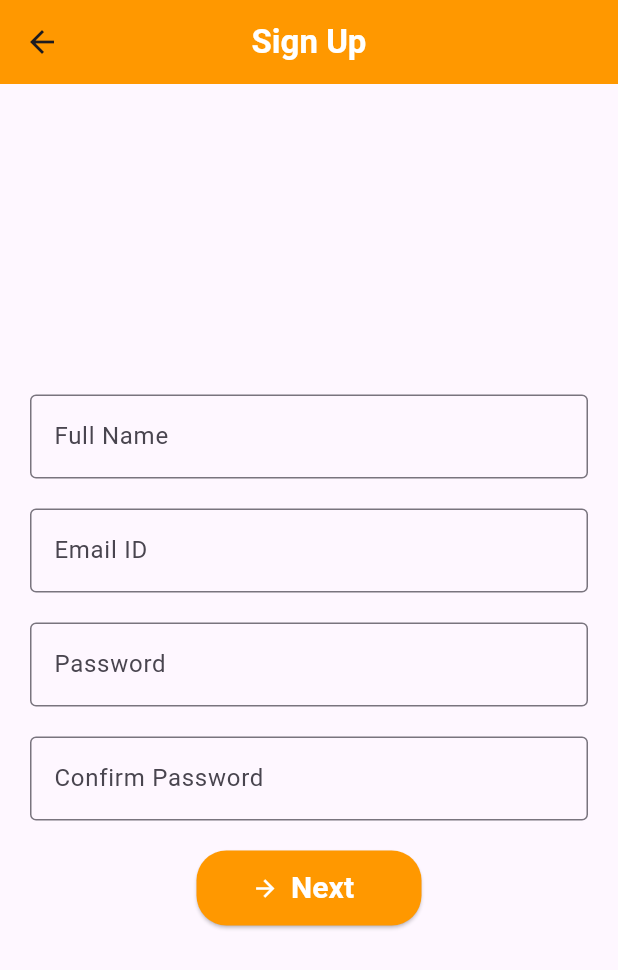
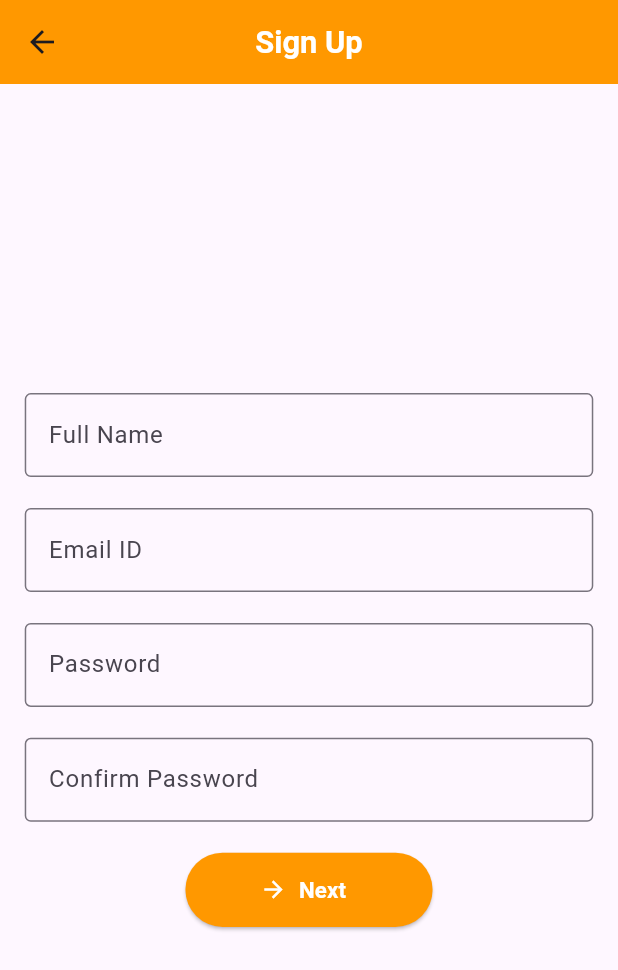
Before and after one commit to mj-stark/Get-ev, a Flutter app: the screen it shows after launch, after a tap on "Get started", on a phone screen of 412 x 824 dp. Shown: the top 970 px of the screen. Run offline on Flutter 3.47's test engine with Material 3 defaults, Android fonts, the phone set to English and light mode, and no system bars; our stand-ins replace carousel_slider, dots_indicator, shared_preferences.

Commit message:
responsive issue

```diff
--- a/lib/Signup.dart
+++ b/lib/Signup.dart
@@ -7,6 +7,9 @@ class SignupPage extends StatelessWidget {
 
   @override
   Widget build(BuildContext context) {
+    double screenHeight = MediaQuery.of(context).size.height;
+    double screenWidth = MediaQuery.of(context).size.width;
+
     return Scaffold(
       appBar: AppBar(
         backgroundColor: Colors.orange,
@@ -15,6 +18,7 @@ class SignupPage extends StatelessWidget {
           style: TextStyle(
             color: Colors.white,
             fontWeight: FontWeight.bold,
+            fontSize: screenHeight * 0.025, // Responsive font size
           ),
           textAlign: TextAlign.center,
         ),
@@ -27,7 +31,7 @@ class SignupPage extends StatelessWidget {
             crossAxisAlignment: CrossAxisAlignment.center,
             children: [
               Padding(
-                padding: const EdgeInsets.all(20.0),
+                padding: EdgeInsets.all(screenHeight * 0.02), // Responsive padding
                 child: Column(
                   crossAxisAlignment: CrossAxisAlignment.start,
                   children: [
@@ -39,7 +43,7 @@ class SignupPage extends StatelessWidget {
                         ),
                       ),
                     ),
-                    SizedBox(height: 20),
+                    SizedBox(height: screenHeight * 0.025),
                     Center(
                       child: TextField(
                         decoration: InputDecoration(
@@ -48,7 +52,7 @@ class SignupPage extends StatelessWidget {
                         ),
                       ),
                     ),
-                    SizedBox(height: 20),
+                    SizedBox(height: screenHeight * 0.025),
                     Center(
                       child: TextField(
                         obscureText: true,
@@ -58,7 +62,7 @@ class SignupPage extends StatelessWidget {
                         ),
                       ),
                     ),
-                    SizedBox(height: 20),
+                    SizedBox(height: screenHeight * 0.025),
                     Center(
                       child: TextField(
                         obscureText: true,
@@ -68,12 +72,11 @@ class SignupPage extends StatelessWidget {
                         ),
                       ),
                     ),
-
-                    SizedBox(height: 20),
+                    SizedBox(height: screenHeight * 0.025),
                     Center(
                       child: Container(
-                        height: 50,
-                        width: 150,
+                        height: screenHeight * 0.06,
+                        width: screenWidth * 0.4,
                         child: ElevatedButton.icon(
                           onPressed: () {
                             Navigator.push(
@@ -90,12 +93,12 @@ class SignupPage extends StatelessWidget {
                             'Next',
                             style: TextStyle(
                               fontWeight: FontWeight.bold,
-                              fontSize: 20,
+                              fontSize: screenHeight * 0.018, // Responsive font size
                             ),
                           ),
                           style: ElevatedButton.styleFrom(
                             shape: RoundedRectangleBorder(
-                              borderRadius: BorderRadius.circular(20),
+                              borderRadius: BorderRadius.circular(screenHeight * 0.03),
                             ),
                             backgroundColor: Colors.orange,
                             foregroundColor: Colors.white,
--- a/lib/main.dart
+++ b/lib/main.dart
@@ -4,11 +4,8 @@ import 'package:dots_indicator/dots_indicator.dart';
 import 'package:get_ev/LoginPage.dart';
 import 'package:get_ev/Signup.dart';
 
-
 void main() {
-
   runApp(MyApp());
-
 }
 
 class MyApp extends StatelessWidget {
@@ -31,29 +28,28 @@ class MainApp extends StatefulWidget {
 class _MainAppState extends State<MainApp> {
   int _currentIndex = 0; // Initialize _currentIndex
 
-
-
-
   @override
   Widget build(BuildContext context) {
+    double screenHeight = MediaQuery.of(context).size.height;
+    double screenWidth = MediaQuery.of(context).size.width;
 
     return Scaffold(
       body: Padding(
-        padding: EdgeInsets.all(20),
+        padding: EdgeInsets.all(screenHeight * 0.02),
         child: Container(
           child: Column(
             mainAxisAlignment: MainAxisAlignment.start,
             children: [
               Container(
                 alignment: Alignment.topCenter,
-                height: MediaQuery.of(context).size.height * 0.25,
-                width: MediaQuery.of(context).size.width,
+                height: screenHeight * 0.25,
+                width: screenWidth,
                 child: Image.asset(
                   "assets/images/logo.png",
                   fit: BoxFit.cover,
                 ),
               ),
-              SizedBox(height: MediaQuery.of(context).size.height * 0.01),
+              SizedBox(height: screenHeight * 0.01),
               CarouselSlider(
                 options: CarouselOptions(
                   aspectRatio: 1.0,
@@ -76,8 +72,8 @@ class _MainAppState extends State<MainApp> {
                         mainAxisAlignment: MainAxisAlignment.center,
                         children: [
                           Container(
-                            height: MediaQuery.of(context).size.height * 0.2,
-                            width: MediaQuery.of(context).size.width * 0.5,
+                            height: screenHeight * 0.2,
+                            width: screenWidth * 0.5,
                             decoration: BoxDecoration(
                               shape: BoxShape.circle,
                               image: DecorationImage(
@@ -90,23 +86,24 @@ class _MainAppState extends State<MainApp> {
                               ),
                             ),
                           ),
-                          SizedBox(height: MediaQuery.of(context).size.height * 0.02),
+                          SizedBox(height: screenHeight * 0.02),
                           Text(
                             text,
                             textAlign: TextAlign.center,
                             style: TextStyle(
-                              fontSize: 18,
+                              fontSize: screenHeight * 0.03,
                               fontWeight: FontWeight.bold,
                             ),
                           ),
-                          SizedBox(height: MediaQuery.of(context).size.height * 0.01),
+                          SizedBox(height: screenHeight * 0.01),
                           Text(
                             text.startsWith("All your")
                                 ? "A healthy lifestyle awaits you"
                                 : "Fast and convenient",
                             textAlign: TextAlign.center,
+                            overflow: TextOverflow.ellipsis,
                             style: TextStyle(
-                              fontSize: 14,
+                              fontSize: screenHeight * 0.02,
                               color: Colors.grey,
                             ),
                           ),
@@ -126,12 +123,12 @@ class _MainAppState extends State<MainApp> {
                   activeSize: Size(12, 12),
                 ),
               ),
-              SizedBox(height: MediaQuery.of(context).size.height * 0.08),
+              SizedBox(height: screenHeight * 0.08),
               Container(
-                height: MediaQuery.of(context).size.height * 0.06,
-                width: 250,
+                height: screenHeight * 0.06,
+                width: screenWidth * 0.7,
                 decoration: BoxDecoration(
-                  borderRadius: BorderRadius.circular(30),
+                  borderRadius: BorderRadius.circular(screenHeight * 0.03),
                   boxShadow: [
                     BoxShadow(
                       color: Colors.grey.withOpacity(0.5),
@@ -145,7 +142,6 @@ class _MainAppState extends State<MainApp> {
                   onPressed: () {
                     Navigator.push(
                       context,
-
                       MaterialPageRoute(
                         builder: (context) {
                           return SignupPage();
@@ -157,21 +153,21 @@ class _MainAppState extends State<MainApp> {
                     backgroundColor: Colors.orange,
                     foregroundColor: Colors.white,
                     shape: RoundedRectangleBorder(
-                      borderRadius: BorderRadius.circular(30),
+                      borderRadius: BorderRadius.circular(screenHeight * 0.03),
                     ),
                   ),
                   child: Text(
                     "Get started",
-                    style: TextStyle(fontSize: 15),
+                    style: TextStyle(fontSize: screenHeight * 0.018),
                   ),
                 ),
               ),
-              SizedBox(height: 15),
+              SizedBox(height: screenHeight * 0.01),
               Container(
-                height: 50,
-                width: 250,
+                height: screenHeight * 0.06,
+                width: screenWidth * 0.7,
                 decoration: BoxDecoration(
-                  borderRadius: BorderRadius.circular(50),
+                  borderRadius: BorderRadius.circular(screenHeight * 0.03),
                   boxShadow: [
                     BoxShadow(
                       color: Colors.grey.withOpacity(0.5),
@@ -196,16 +192,15 @@ class _MainAppState extends State<MainApp> {
                     backgroundColor: Colors.indigo[700],
                     foregroundColor: Colors.white,
                     shape: RoundedRectangleBorder(
-                      borderRadius: BorderRadius.circular(30),
+                      borderRadius: BorderRadius.circular(screenHeight * 0.03),
                     ),
                   ),
                   child: Padding(
-                    padding:
-                        EdgeInsets.all(8.0), // Adjust the padding as needed
+                    padding: EdgeInsets.all(screenHeight * 0.015),
                     child: Text(
+                      "Sign in",
                       textAlign: TextAlign.center,
-                      "Already Have an Account?",
-                      style: TextStyle(fontSize: 15),
+                      style: TextStyle(fontSize: screenHeight * 0.018),
                     ),
                   ),
                 ),
```
Also changed, not shown: lib/LoginPage.dart (+44 -30 lines), lib/Phoneotp.dart (+15 -10 lines).
